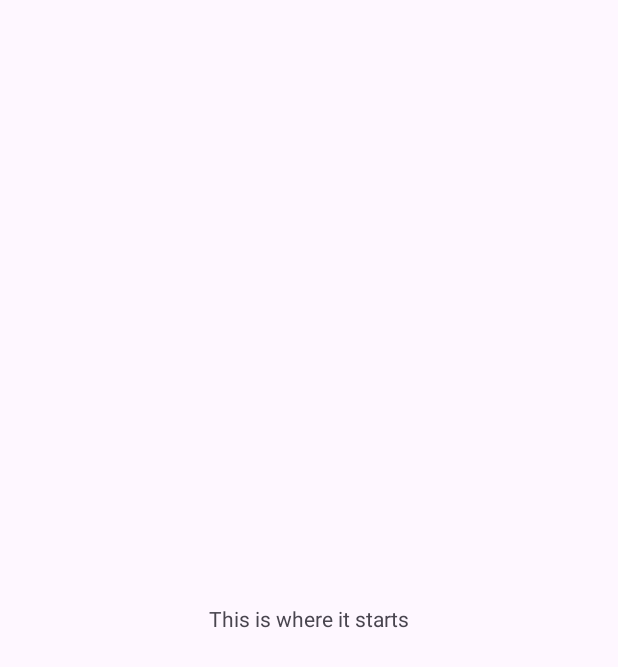
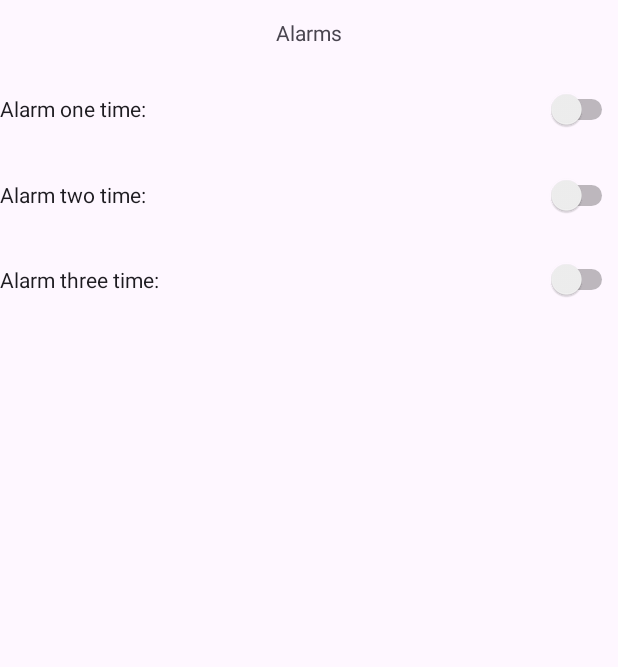
Before and after one commit to miyakibanas/Strive, an Android app: the screen it shows after launch (MainActivity), on a phone screen of 412 x 824 dp. Before the commit the part shown is almost empty. Shown: the top 667 px of the screen. Run offline under Robolectric (Android 15) with nearby library versions, the phone set to English and light mode, and no system bars.

Commit message:
initialize commit of new project to GitHub

```diff
--- /dev/null
+++ b/app/src/main/java/edu/utsa/cs3443/strive/CategoriesActivity.java
@@ -0,0 +1,4 @@
+package edu.utsa.cs3443.strive;
+
+public class CategoriesActivity {
+}
--- /dev/null
+++ b/app/src/main/java/edu/utsa/cs3443/strive/Controller/CategoriesController.java
@@ -0,0 +1,4 @@
+package edu.utsa.cs3443.strive.Controller;
+
+public class CategoriesController {
+}
--- /dev/null
+++ b/app/src/main/java/edu/utsa/cs3443/strive/Controller/MainController.java
@@ -0,0 +1,4 @@
+package edu.utsa.cs3443.strive.Controller;
+
+public class MainController {
+}
--- /dev/null
+++ b/app/src/main/java/edu/utsa/cs3443/strive/Controller/SettingsActivity.java
@@ -0,0 +1,4 @@
+package edu.utsa.cs3443.strive.Controller;
+
+public class SettingsActivity {
+}
--- a/app/src/main/java/edu/utsa/cs3443/strive/Model/AffirmAlarm.java
+++ b/app/src/main/java/edu/utsa/cs3443/strive/Model/AffirmAlarm.java
@@ -1,4 +1,5 @@
 package edu.utsa.cs3443.strive.Model;
 
-public class AffirmAlarm {
+public class AffirmAlarm extends Alarm {
+
 }
--- a/app/src/main/java/edu/utsa/cs3443/strive/Model/ExerciseAlarm.java
+++ b/app/src/main/java/edu/utsa/cs3443/strive/Model/ExerciseAlarm.java
@@ -1,4 +1,5 @@
 package edu.utsa.cs3443.strive.Model;
 
-public class ExerciseAlarm {
+public class ExerciseAlarm extends Alarm {
+
 }
--- a/app/src/main/java/edu/utsa/cs3443/strive/Model/GameAlarm.java
+++ b/app/src/main/java/edu/utsa/cs3443/strive/Model/GameAlarm.java
@@ -1,4 +1,5 @@
 package edu.utsa.cs3443.strive.Model;
 
-public class GameAlarm {
+public class GameAlarm extends Alarm {
+
 }
--- /dev/null
+++ b/app/src/main/java/edu/utsa/cs3443/strive/SettingsActivity.java
@@ -0,0 +1,4 @@
+package edu.utsa.cs3443.strive;
+
+public class SettingsActivity {
+}
--- /dev/null
+++ b/app/src/main/res/layout/activity_categories.xml
@@ -0,0 +1,6 @@
+<?xml version="1.0" encoding="utf-8"?>
+<androidx.constraintlayout.widget.ConstraintLayout xmlns:android="http://schemas.android.com/apk/res/android"
+    android:layout_width="match_parent"
+    android:layout_height="match_parent">
+
+</androidx.constraintlayout.widget.ConstraintLayout>
--- a/app/src/main/res/layout/activity_main.xml
+++ b/app/src/main/res/layout/activity_main.xml
@@ -1,18 +1,39 @@
 <?xml version="1.0" encoding="utf-8"?>
-<androidx.constraintlayout.widget.ConstraintLayout xmlns:android="http://schemas.android.com/apk/res/android"
+<LinearLayout xmlns:android="http://schemas.android.com/apk/res/android"
     xmlns:app="http://schemas.android.com/apk/res-auto"
     xmlns:tools="http://schemas.android.com/tools"
     android:layout_width="match_parent"
     android:layout_height="match_parent"
     tools:context=".MainActivity">
 
-    <TextView
-        android:layout_width="wrap_content"
-        android:layout_height="wrap_content"
-        android:text="This is where it starts"
-        app:layout_constraintBottom_toBottomOf="parent"
-        app:layout_constraintEnd_toEndOf="parent"
-        app:layout_constraintStart_toStartOf="parent"
-        app:layout_constraintTop_toTopOf="parent" />
+    <LinearLayout
+        android:layout_width="match_parent"
+        android:layout_height="match_parent"
+        android:orientation="vertical">
 
-</androidx.constraintlayout.widget.ConstraintLayout>
+        <TextView
+            android:layout_width="match_parent"
+            android:layout_height="44dp"
+            android:gravity="center"
+            android:text="Alarms" />
+
+        <Switch
+            android:id="@+id/firstAlarm"
+            android:layout_width="match_parent"
+            android:layout_height="57dp"
+            android:text="Alarm one time: " />
+
+        <Switch
+            android:id="@+id/secondAlarm"
+            android:layout_width="match_parent"
+            android:layout_height="57dp"
+            android:text="Alarm two time: " />
+
+        <Switch
+            android:id="@+id/thirdAlarm"
+            android:layout_width="match_parent"
+            android:layout_height="55dp"
+            android:text="Alarm three time: " />
+    </LinearLayout>
+
+</LinearLayout>
```
Also changed, not shown: app/src/main/java/edu/utsa/cs3443/strive/Model/Alarm.java (+23 -0 lines), app/src/main/java/edu/utsa/cs3443/strive/Model/CustomAlarm.java (+7 -1 lines), app/src/main/res/layout/activity_settings.xml (added, +18 -0 lines).
